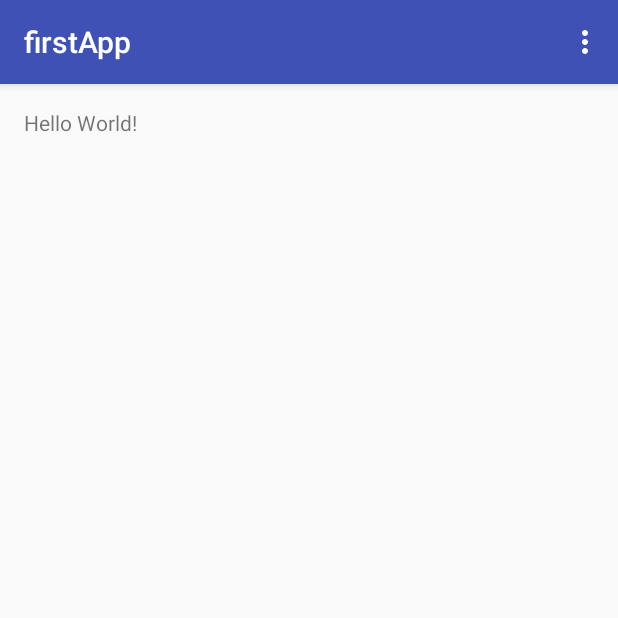
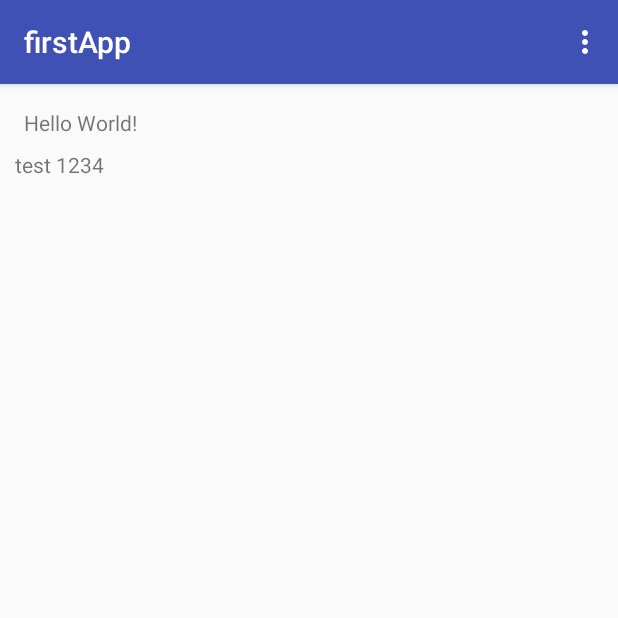
Before and after one commit to jtudruj/przetwarzanie_mobilne, an Android app: the screen it shows after launch (MainActivity), on a phone screen of 412 x 824 dp, the top half of it. Run offline under Robolectric (Android 15) with nearby library versions, the phone set to English and light mode, and no system bars.

Commit message:
layout setup

```diff
--- a/firstApp/app/build.gradle
+++ b/firstApp/app/build.gradle
@@ -27,4 +27,5 @@ dependencies {
     compile 'com.android.support:appcompat-v7:24.2.1'
     compile 'com.android.support:design:24.2.1'
     testCompile 'junit:junit:4.12'
+    compile 'com.android.support:gridlayout-v7:24.2.1'
 }
--- a/firstApp/app/src/main/res/layout/activity_main.xml
+++ b/firstApp/app/src/main/res/layout/activity_main.xml
@@ -21,8 +21,6 @@
 
     </android.support.design.widget.AppBarLayout>
 
-    <include layout="@layout/content_main" />
-
     <android.support.design.widget.FloatingActionButton
         android:id="@+id/fab"
         android:layout_width="wrap_content"
@@ -31,4 +29,20 @@
         android:layout_margin="@dimen/fab_margin"
         app:srcCompat="@android:drawable/ic_dialog_email" />
 
+    <LinearLayout
+        android:layout_width="match_parent"
+        android:layout_height="match_parent"
+        android:layout_marginTop="100dp"
+        android:layout_marginLeft="10dp"
+        android:layout_marginRight="10dp">
+        <TextView
+            android:text="test 1234"
+            android:layout_width="wrap_content"
+            android:layout_height="wrap_content"
+            android:id="@+id/studentDesc" />
+
+    </LinearLayout>
+
+    <include layout="@layout/content_main" />
+
 </android.support.design.widget.CoordinatorLayout>
```
Also changed, not shown: firstApp/app/src/main/java/eu/jakubtudruj/firstapp/Entities/Student.java (+11 -11 lines), firstApp/app/src/main/java/eu/jakubtudruj/firstapp/Entities/SubjectMark.java (added, +23 -0 lines).
